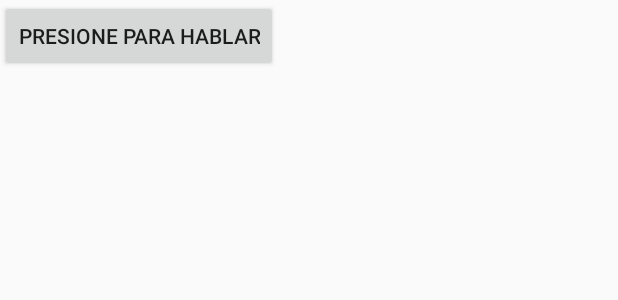
After one commit to KevinCastellanos/pdm-proyecto2, an Android app: the layout fragment_voz_atexto.xml on its own in the app's theme, with its tools: preview values and no code run, on a phone screen of 412 x 824 dp. The commit adds this screen. Shown: the top 300 px of the screen. Run offline under Robolectric (Android 15) with nearby library versions, the phone set to English and light mode, and no system bars.

Commit message:
reparando la rama

```diff
--- a/app/src/main/java/sv/edu/ues/fia/eisi/pdm_proyecto2/Interfaces/ApiServices.java
+++ b/app/src/main/java/sv/edu/ues/fia/eisi/pdm_proyecto2/Interfaces/ApiServices.java
@@ -19,7 +19,7 @@ public interface ApiServices {
     Call<Usuario> login(@Query("USUARIO") String usuario,
                         @Query("PWD") String pass);
 
-    //Listar Rutas
+    //Listar Rutas X
     @POST("obtener-rutas")
     Call<List<Ruta>> obtenerRutas();
 
--- a/app/src/main/java/sv/edu/ues/fia/eisi/pdm_proyecto2/clases/Ruta.java
+++ b/app/src/main/java/sv/edu/ues/fia/eisi/pdm_proyecto2/clases/Ruta.java
@@ -2,6 +2,10 @@ package sv.edu.ues.fia.eisi.pdm_proyecto2.Clases;
 
 import com.google.gson.annotations.Expose;
 import com.google.gson.annotations.SerializedName;
+
+
+
+import java.io.StringReader;
 
 
 public class Ruta {
--- /dev/null
+++ b/app/src/main/res/layout/fragment_voz_atexto.xml
@@ -0,0 +1,16 @@
+<?xml version="1.0" encoding="utf-8"?>
+<LinearLayout xmlns:android="http://schemas.android.com/apk/res/android"
+    android:layout_width="fill_parent"
+    android:layout_height="fill_parent"
+    android:orientation="vertical" >
+    <Button
+        android:id="@+id/bvoice"
+        android:layout_width="wrap_content"
+        android:layout_height="wrap_content"
+        android:text="presione para hablar" />
+    <ListView
+        android:id="@+id/lvVoiceReturn"
+        android:layout_width="match_parent"
+        android:layout_height="wrap_content" >
+    </ListView>
+</LinearLayout>
--- a/app/src/main/res/menu/activity_main_drawer.xml
+++ b/app/src/main/res/menu/activity_main_drawer.xml
@@ -4,6 +4,11 @@
     tools:showIn="navigation_view">
 
     <group android:checkableBehavior="single">
+        <item
+            android:id="@+id/vozAtextoFragment"
+            android:icon="@drawable/ic_menu_camera"
+            android:title="voz a texto" />
+
         <item
             android:id="@+id/nav_home"
             android:icon="@drawable/ic_menu_camera"
--- a/app/src/main/res/navigation/mobile_navigation.xml
+++ b/app/src/main/res/navigation/mobile_navigation.xml
@@ -37,4 +37,9 @@
         android:name="sv.edu.ues.fia.eisi.pdm_proyecto2.RegistrarRuta"
         android:label="fragment__agregar_ruta"
         tools:layout="@layout/fragment__agregar_ruta" />
+    <fragment
+        android:id="@+id/vozAtextoFragment"
+        android:name="sv.edu.ues.fia.eisi.pdm_proyecto2.vozAtextoFragment"
+        android:label="fragment_voz_atexto"
+        tools:layout="@layout/fragment_voz_atexto" />
 </navigation>
--- a/build.gradle
+++ b/build.gradle
@@ -8,7 +8,7 @@ buildscript {
 
     }
     dependencies {
-        classpath 'com.android.tools.build:gradle:4.0.0'
+        classpath 'com.android.tools.build:gradle:3.6.1'
 
 
         // NOTE: Do not place your application dependencies here; they belong
```
Also changed, not shown: app/src/main/java/sv/edu/ues/fia/eisi/pdm_proyecto2/Interfaces/TextoReconocido.java (added, +9 -0 lines), app/src/main/java/sv/edu/ues/fia/eisi/pdm_proyecto2/MainActivity.java (+15 -2 lines), app/src/main/java/sv/edu/ues/fia/eisi/pdm_proyecto2/vozAtextoFragment.java (added, +142 -0 lines).
